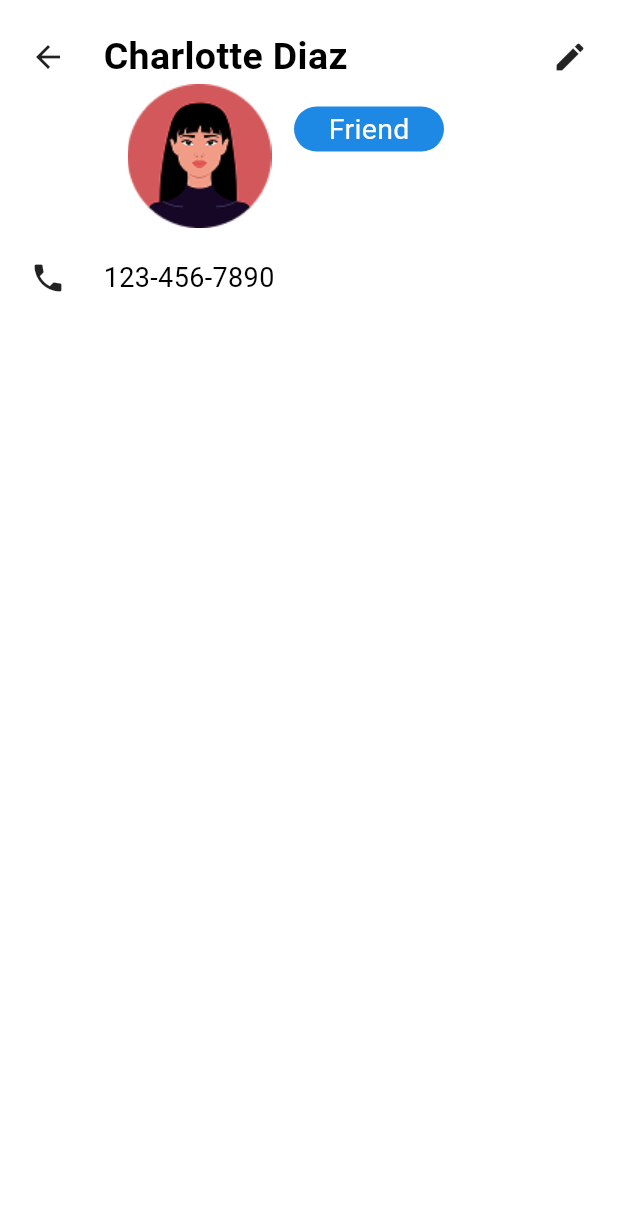
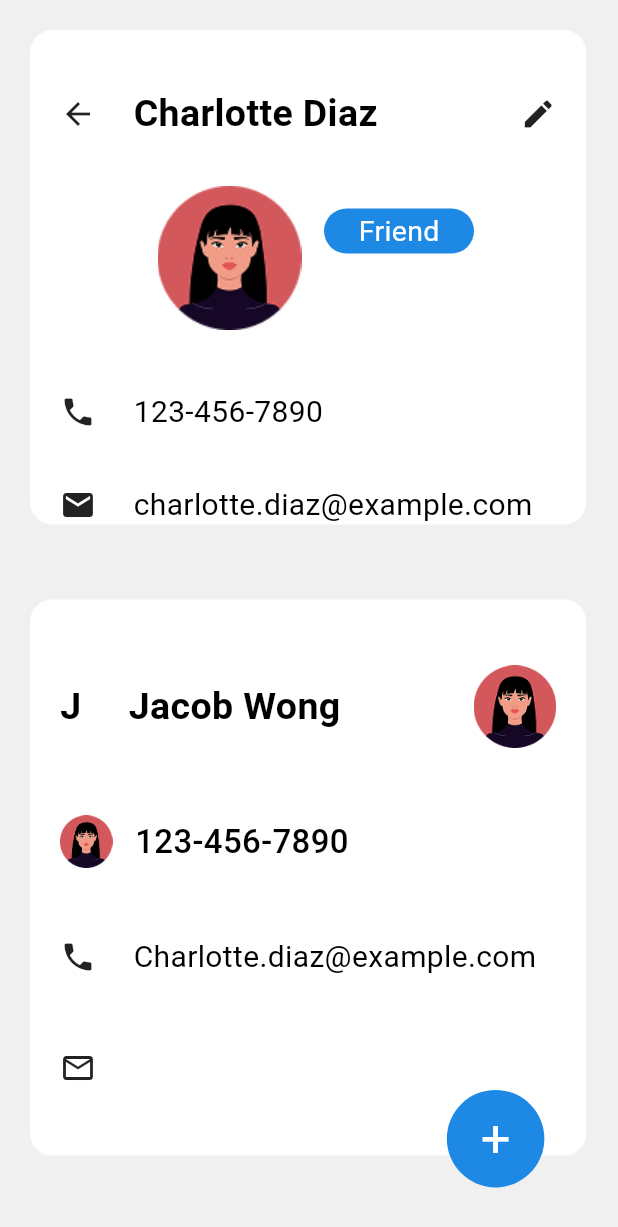
Before and after one commit to lagman5006/homework_with_team, a Flutter app: the ContactPage screen opened directly, on a phone screen of 412 x 824 dp. Shown: the top 1227 px of the screen. Run offline on Flutter 3.47's test engine with Material 3 defaults, Android fonts, the phone set to English and light mode, and no system bars.

Commit message:
created contact_page

```diff
--- a/lib/main.dart
+++ b/lib/main.dart
@@ -2,7 +2,8 @@ import 'package:flutter/material.dart';
 import 'package:homework_with_team/pages/contact_page.dart';
 
 import 'pages/home_pages.dart';
-void main(){
+
+void main() {
   runApp(MyApp());
 }
 
@@ -11,9 +12,6 @@ class MyApp extends StatelessWidget {
 
   @override
   Widget build(BuildContext context) {
-    return MaterialApp(
-      debugShowCheckedModeBanner: false,
-      home: HomePages()
-    );
+    return MaterialApp(debugShowCheckedModeBanner: false, home: ContactPage());
   }
 }
--- a/lib/pages/contact_page.dart
+++ b/lib/pages/contact_page.dart
@@ -6,14 +6,43 @@ import 'package:homework_with_team/utils/app_colors.dart';
 import 'package:homework_with_team/utils/app_media.dart';
 
 class ContactPage extends StatelessWidget {
-  ContactPage({super.key});
+  const ContactPage({super.key});
   @override
   Widget build(BuildContext context) {
+    double width = MediaQuery.of(context).size.width;
+    double height = MediaQuery.of(context).size.height;
     return Scaffold(
-      backgroundColor: AppColors.whiteColor,
+      backgroundColor: AppColors.greyColor,
       body: SafeArea(
-        child: Padding(
-          padding: const EdgeInsets.all(20),
+        child: Column(
+          children: [
+            FirstContainer().buildContainer(
+              width: width * 0.9,
+              height: height * 0.4,
+              borderRadius: 15,
+              margin: EdgeInsets.only(left: 20, top: 20, right: 20),
+            ),
+            30.h,
+            SecondContainer().buildContainer(
+              width: width * 0.9,
+              height: height * 0.45,
+              borderRadius: 15,
+              margin: EdgeInsets.only(left: 20, top: 20, right: 20),
+            ),
+          ],
+        ),
+      ),
+    );
+  }
+}
+
+class FirstContainer extends StatelessWidget {
+  const FirstContainer({super.key});
+
+  @override
+  Widget build(BuildContext context) {
+    return Padding(
+      padding: const EdgeInsets.only(left: 20, right: 20, top: 38),
       child: Column(
         children: [
           Row(
@@ -25,6 +54,7 @@ class ContactPage extends StatelessWidget {
               Icon(Icons.edit),
             ],
           ),
+          30.h,
           Row(
             crossAxisAlignment: CrossAxisAlignment.start,
             children: [
@@ -43,29 +73,71 @@ class ContactPage extends StatelessWidget {
               ),
             ],
           ),
-              20.h,
-              BuildRow(),
+          40.h,
+          BuildRow(icon: Icon(Icons.phone), text: "123-456-7890"),
+          33.h,
+          BuildRow(icon: Icon(Icons.email), text: "charlotte.diaz@example.com"),
         ],
       ),
+    );
+  }
+}
+
+class SecondContainer extends StatelessWidget {
+  const SecondContainer({super.key});
+
+  @override
+  Widget build(BuildContext context) {
+    return Padding(
+      padding: const EdgeInsets.only(left: 20, right: 20, top: 44),
+      child: Column(
+        children: [
+          Row(
+            children: [
+              "J".buildText(fontSize: 25, fontWeight: "w700"),
+              25.w,
+              " Jacob Wong".buildText(fontSize: 25, fontWeight: "w600"),
+              Spacer(),
+              Image.asset(AppMedia.personGirlPath, width: 55, height: 55),
+            ],
           ),
+          45.h,
+          Row(
+            // crossAxisAlignment: CrossAxisAlignment.start,
+            children: [
+              Image.asset(AppMedia.personGirlPath, width: 35, height: 35),
+              15.w,
+              "123-456-7890".buildText(fontSize: 22, fontWeight: "w500"),
+            ],
+          ),
+          45.h,
+          BuildRow(icon: Icon(Icons.phone), text: "Charlotte.diaz@example.com"),
+          45.h,
+          BuildRow(icon: Icon(Icons.email_outlined), text: ""),
+          Padding(
+            padding: EdgeInsets.only(left: 250),
+            child: "+"
+                .buildText(fontSize: 35, color: AppColors.whiteColor)
+                .buildContainer(
+                  width: 65,
+                  height: 65,
+                  borderRadius: 38,
+                  color: AppColors.mainColor,
+                ),
+          ),
+        ],
       ),
     );
   }
 }
 
 class BuildRow extends StatelessWidget {
-  const BuildRow({
-    super.key,
-  });
+  final Widget icon;
+  final String text;
+  const BuildRow({super.key, required this.icon, required this.text});
 
   @override
   Widget build(BuildContext context) {
-    return Row(
-      children: [
-        Icon(Icons.phone),
-        25.w,
-        "123-456-7890".buildText(fontSize: 18),
-      ],
-    );
+    return Row(children: [icon, 25.w, text.buildText(fontSize: 20)]);
   }
 }
--- a/lib/utils/app_colors.dart
+++ b/lib/utils/app_colors.dart
@@ -5,5 +5,5 @@ class AppColors {
   static final Color blackColor = Colors.black;
   static final Color whiteColor = Colors.white;
   static final Color lightBlue = Color(0xFF90CAF9);
-  static final Color greyColor = Colors.blueGrey;
+  static final Color greyColor = Color(0xFFF0F0F0);
 }
```
Lines whose indentation alone changed are shown as unchanged.
